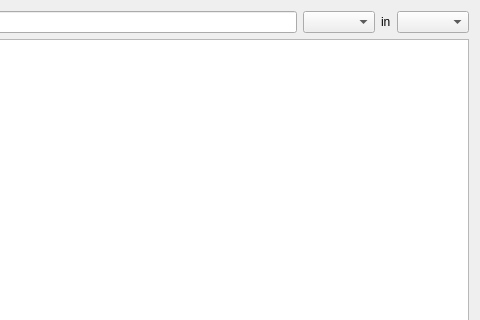
Before: the Qt Designer form utilities/wireshark/ui/qt/enabled_protocols_dialog.ui in kimocoder/nexmon, drawn with Qt 5; both pictures show x 507 to 987 and y 0 to 320 of the 987 by 595 pixel window.
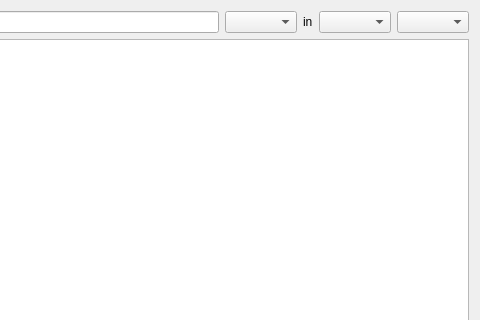
After: the same form once the commit is applied.

Patch:
```diff
--- a/utilities/wireshark/ui/qt/enabled_protocols_dialog.ui
+++ b/utilities/wireshark/ui/qt/enabled_protocols_dialog.ui
@@ -36,6 +36,9 @@
        </property>
       </widget>
      </item>
+     <item>
+      <widget class="QComboBox" name="cmbEnabled"/>
+     </item>
      <item>
       <widget class="QComboBox" name="cmbProtocolType"/>
      </item>
```
